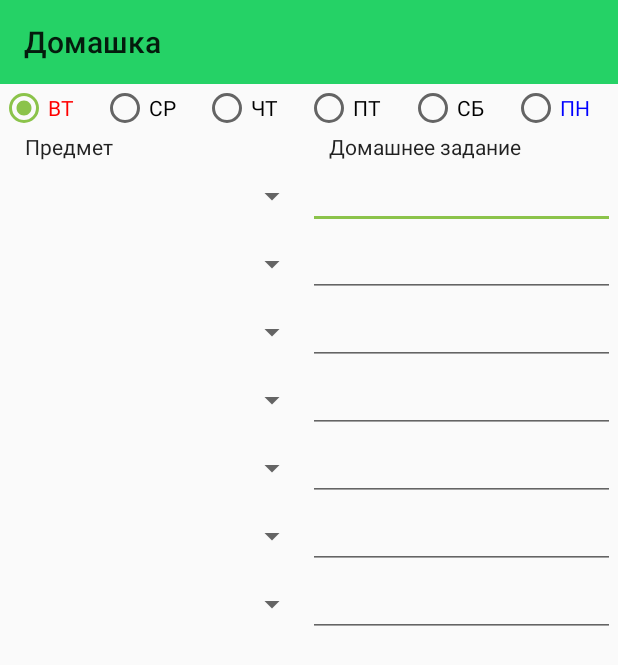
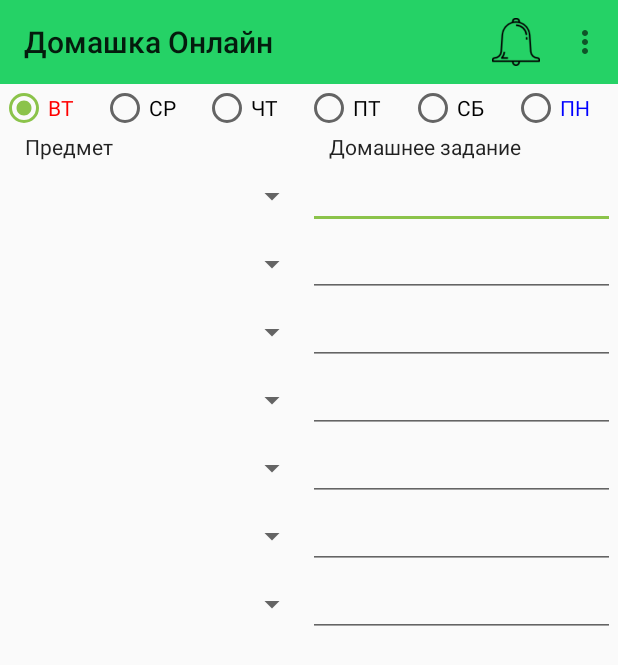
Before and after one commit to Krushiler/DomashkaOnline, an Android app: the HomeworkActivity screen opened directly, with no data from a screen before it, on a phone screen of 412 x 824 dp. Shown: the top 665 px of the screen. Run offline under Robolectric (Android 15) with nearby library versions, the phone set to English and light mode, and no system bars; our stand-ins replace Firebase (no records; nobody signed in at launch, a user with empty details on screens opened directly); 2 statements that could not run were skipped.

Commit message:
Firs working version with working editor code (manifest edit)

```diff
--- a/app/src/main/AndroidManifest.xml
+++ b/app/src/main/AndroidManifest.xml
@@ -5,7 +5,7 @@
     <application
         android:allowBackup="true"
         android:icon="@drawable/coffeex"
-        android:label="Домашка"
+        android:label="Домашка Онлайн"
         android:roundIcon="@drawable/coffeex"
         android:supportsRtl="true"
         android:theme="@style/AppTheme">
--- a/app/src/main/java/com/example/krushiler/domashka/AutentificationActivity.java
+++ b/app/src/main/java/com/example/krushiler/domashka/AutentificationActivity.java
@@ -62,9 +62,11 @@
         ETemail.setText(savedText1);
         ETpassword.setText(savedText2);
         ETeditor.setText(savedText3);
+
         if (needEnter != "NO" && savedText1 != "" && savedText2 != ""){
             signin(ETemail.getText().toString(), ETpassword.getText().toString());
         }else{}
+
         mAuthListener = new FirebaseAuth.AuthStateListener() {
             @Override
             public void onAuthStateChanged(@NonNull FirebaseAuth firebaseAuth) {
--- /dev/null
+++ b/app/src/main/res/menu/nonadminmenu.xml
@@ -0,0 +1,17 @@
+<?xml version="1.0" encoding="utf-8"?>
+<menu xmlns:android="http://schemas.android.com/apk/res/android"
+    xmlns:app="http://schemas.android.com/apk/res-auto">
+    <item
+        android:id="@+id/oproge"
+        app:showAsAction="never"
+        android:title="О программе"/>
+    <item
+        android:id="@+id/zvonki"
+        app:showAsAction="always"
+        android:icon="@drawable/bell"
+        android:title="Перемены" />
+    <item
+        android:id="@+id/exit"
+        app:showAsAction="never"
+        android:title="Выйти" />
+</menu>
```
Also changed, not shown: app/src/main/res/drawable/checkmark.png (added).
